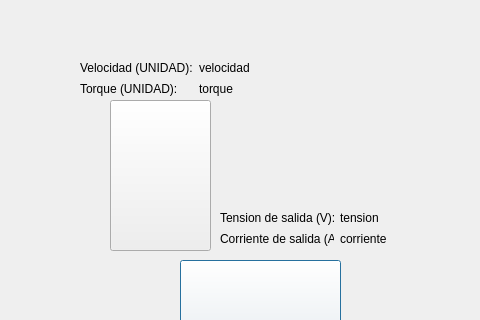
This is estadored.ui in arukagiri/interfazLAC as Qt 5 draws it before an edit; both pictures show x 0 to 480 and y 0 to 320 of the 939 by 487 pixel window. The edited form follows.
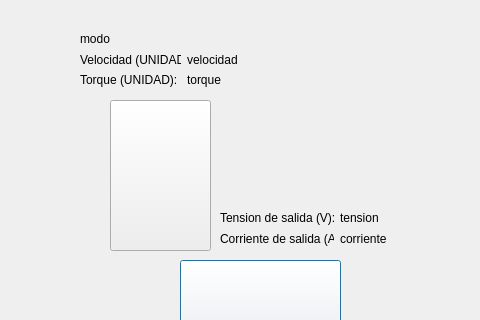
This is the edited form. Icons and pictures are not drawn.

Patch:
```diff
--- a/estadored.ui
+++ b/estadored.ui
@@ -271,54 +271,6 @@
     </item>
    </layout>
   </widget>
-  <widget class="QWidget" name="layoutWidget_3">
-   <property name="geometry">
-    <rect>
-     <x>80</x>
-     <y>60</y>
-     <width>170</width>
-     <height>36</height>
-    </rect>
-   </property>
-   <layout class="QHBoxLayout" name="horizontalLayout_4">
-    <item>
-     <layout class="QVBoxLayout" name="verticalLayout_7">
-      <item>
-       <widget class="QLabel" name="label_11">
-        <property name="text">
-         <string>Velocidad (UNIDAD):</string>
-        </property>
-       </widget>
-      </item>
-      <item>
-       <widget class="QLabel" name="label_12">
-        <property name="text">
-         <string>Torque (UNIDAD):</string>
-        </property>
-       </widget>
-      </item>
-     </layout>
-    </item>
-    <item>
-     <layout class="QVBoxLayout" name="verticalLayout_8">
-      <item>
-       <widget class="QLabel" name="label_gen_velocidad">
-        <property name="text">
-         <string>velocidad</string>
-        </property>
-       </widget>
-      </item>
-      <item>
-       <widget class="QLabel" name="label_gen_torque">
-        <property name="text">
-         <string>torque</string>
-        </property>
-       </widget>
-      </item>
-     </layout>
-    </item>
-   </layout>
-  </widget>
   <widget class="QWidget" name="layoutWidget_4">
    <property name="geometry">
     <rect>
@@ -428,6 +380,65 @@
     <string>PRUEBA</string>
    </property>
   </widget>
+  <widget class="QWidget" name="">
+   <property name="geometry">
+    <rect>
+     <x>80</x>
+     <y>30</y>
+     <width>158</width>
+     <height>57</height>
+    </rect>
+   </property>
+   <layout class="QVBoxLayout" name="verticalLayout_13">
+    <item>
+     <widget class="QLabel" name="label_gen_modo">
+      <property name="text">
+       <string>modo</string>
+      </property>
+     </widget>
+    </item>
+    <item>
+     <layout class="QHBoxLayout" name="horizontalLayout_4">
+      <item>
+       <layout class="QVBoxLayout" name="verticalLayout_8">
+        <item>
+         <widget class="QLabel" name="label_11">
+          <property name="text">
+           <string>Velocidad (UNIDAD):</string>
+          </property>
+         </widget>
+        </item>
+        <item>
+         <widget class="QLabel" name="label_12">
+          <property name="text">
+           <string>Torque (UNIDAD):</string>
+          </property>
+         </widget>
+        </item>
+       </layout>
+      </item>
+      <item>
+       <layout class="QVBoxLayout" name="verticalLayout_7">
+        <item>
+         <widget class="QLabel" name="label_gen_velocidad">
+          <property name="text">
+           <string>velocidad</string>
+          </property>
+         </widget>
+        </item>
+        <item>
+         <widget class="QLabel" name="label_gen_torque">
+          <property name="text">
+           <string>torque</string>
+          </property>
+         </widget>
+        </item>
+       </layout>
+      </item>
+     </layout>
+    </item>
+   </layout>
+  </widget>
  </widget>
  <resources>
   <include location="imagenes.qrc"/>
```
